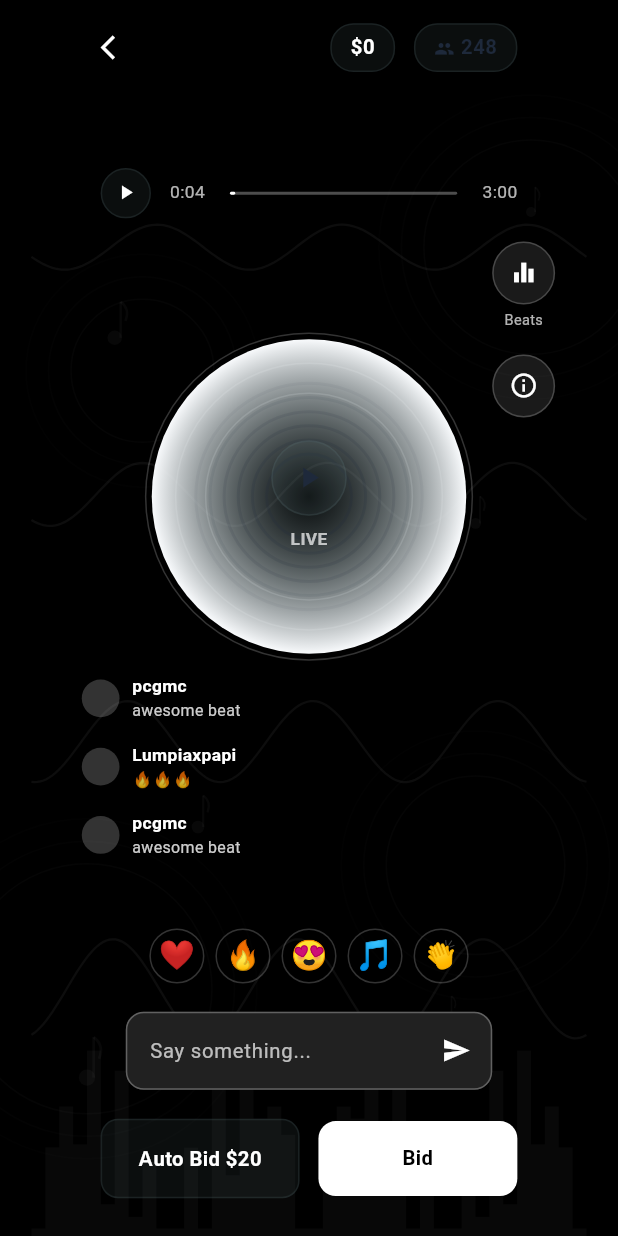
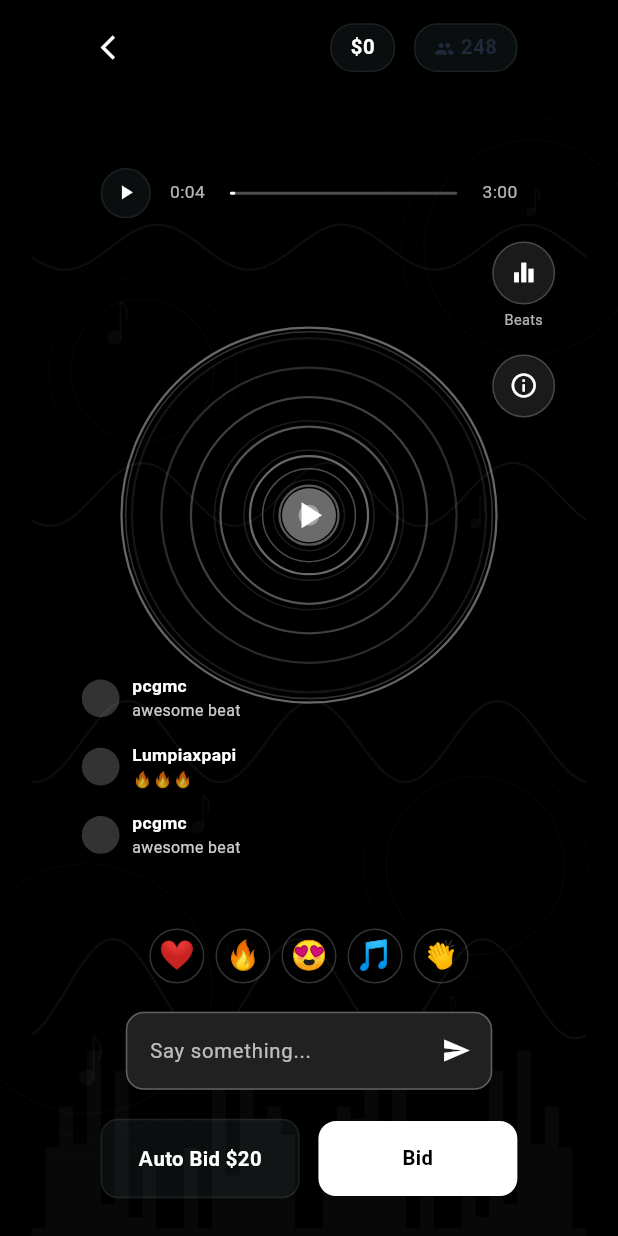
Before and after one commit to koushikpr/Flutter-UI-Development-For-Cross-Platform, a Flutter app: the DetailedAuctionScreen screen opened directly with empty values, scrolled down 37 dp, after a tap on the "pause" icon, on a phone screen of 412 x 824 dp. Run offline on Flutter 3.47's test engine with Material 3 defaults, Android fonts, the phone set to English and light mode, and no system bars; drawn by our look-alikes of flutter_animate; our stand-ins replace flutter_screenutil, font_awesome_flutter, google_fonts; Roboto replaces fonts that are missing (Wix Madefor Display).

Commit message:
feat: implement circular ripple wave visualizer for auction screen
- Replace complex wavy patterns with clean circular ripples
- Add perfect expanding circular waves that fade as they grow
- Implement pulsing center orb with glow effects
- Add secondary ripples for depth and realism
- Create elegant dual borders around visualizer
- Simplify audio player to basic toggle functionality
- Remove complex frequency analysis for cleaner performance
- Maintain consistent white-on-black theme styling

```diff
--- a/lib/features/auction/detailed_auction_screen.dart
+++ b/lib/features/auction/detailed_auction_screen.dart
@@ -480,12 +480,18 @@ class _DetailedAuctionScreenState extends State<DetailedAuctionScreen>
       child: Stack(
         alignment: Alignment.center,
         children: [
-          // Music Visualizer Background
-          AnimatedBuilder(
+          // Music Visualizer Background - Full transparent background
+          Container(
+            width: 350.w,
+            height: 350.w,
+            decoration: BoxDecoration(
+              color: Colors.transparent, // Completely transparent
+            ),
+            child: AnimatedBuilder(
               animation: _waveController,
               builder: (context, child) {
                 return CustomPaint(
-                size: Size(280.w, 280.w),
+                  size: Size(350.w, 350.w),
                   painter: MusicVisualizerPainter(
                     animation: _waveController.value,
                     isPlaying: _isTrackPlaying,
@@ -493,66 +499,27 @@ class _DetailedAuctionScreenState extends State<DetailedAuctionScreen>
                 );
               },
             ),
-
-          // Main beat circle
-          Container(
-            width: 200.w,
-            height: 200.w,
+          ),
+
+          // Play/Pause button in center
+          GestureDetector(
+            onTap: _toggleMusicPlayer,
+            child: Container(
+              width: 60.w,
+              height: 60.w,
               decoration: BoxDecoration(
                 shape: BoxShape.circle,
-              gradient: RadialGradient(
-                colors: [
-                  AppTheme.glassColor,
-                  AppTheme.backgroundColor,
-                ],
-              ),
-            ),
-            child: Stack(
-              alignment: Alignment.center,
-              children: [
-                // Wave pattern
-                CustomPaint(
-                  size: Size(180.w, 180.w),
-                  painter: WavePainter(
-                    animation: _waveController,
-                    isPlaying: _isPlaying,
-                  ),
-                ),
-
-                // Play/pause controls
-                Column(
-                  mainAxisAlignment: MainAxisAlignment.center,
-                  children: [
-                    GestureDetector(
-                      onTap: _togglePlay,
-                      child: Container(
-                        width: 48.w,
-                        height: 48.w,
-                        decoration: BoxDecoration(
-                          shape: BoxShape.circle,
-                          color: AppTheme.glassColor,
-                          border: Border.all(color: AppTheme.glassBorder),
+                color: Colors.black.withOpacity(0.3),
+                border: Border.all(
+                  color: Colors.white.withOpacity(0.3),
+                  width: 1,
+                ),
               ),
               child: Icon(
-                          _isPlaying ? Icons.pause : Icons.play_arrow,
-                          color: AppTheme.textPrimary,
-                          size: 24.sp,
-                        ),
-                      ),
-                    ),
-                    SizedBox(height: 8.h),
-                    Text(
-                      'LIVE',
-                      style: GoogleFonts.getFont(
-                        'Wix Madefor Display',
-                        fontSize: 12.sp,
-                        fontWeight: FontWeight.w600,
-                        color: Colors.white.withOpacity(0.7),
-                      ),
-                    ),
-                  ],
-                ),
-              ],
+                _isTrackPlaying ? Icons.pause : Icons.play_arrow,
+                color: Colors.white,
+                size: 30.sp,
+              ),
             ),
           ),
         ],
@@ -2166,82 +2133,141 @@ class MusicVisualizerPainter extends CustomPainter {
   @override
   void paint(Canvas canvas, Size size) {
     final center = Offset(size.width / 2, size.height / 2);
-    final radius = size.width / 2;
+    final radius = min(size.width, size.height) / 2;
 
     if (isPlaying) {
-      // Draw professional frequency bars
-      for (int i = 0; i < 64; i++) {
-        final angle = (i / 64) * 2 * pi;
-
-        // Create different frequency patterns
-        final freq1 = sin(animation * 4 * pi + i * 0.3) * 0.5 + 0.5;
-        final freq2 = sin(animation * 6 * pi + i * 0.2) * 0.3 + 0.3;
-        final freq3 = sin(animation * 8 * pi + i * 0.1) * 0.2 + 0.2;
-
-        final barHeight = 15 + (freq1 * 25) + (freq2 * 15) + (freq3 * 10);
-
-        // Different colors for different frequency ranges
-        Color barColor;
-        if (i % 4 == 0) {
-          barColor = Colors.white.withOpacity(0.8); // Bass
-        } else if (i % 3 == 0) {
-          barColor = Colors.white.withOpacity(0.6); // Mid
+      _drawRippleWaves(canvas, center, radius);
     } else {
-          barColor = Colors.white.withOpacity(0.4); // High
-        }
-
-        final paint = Paint()
-          ..color = barColor
-          ..strokeWidth = 3
-          ..strokeCap = StrokeCap.round
+      _drawStaticRipples(canvas, center, radius);
+    }
+
+    // Draw elegant border
+    _drawElegantBorder(canvas, center, radius);
+  }
+
+  void _drawElegantBorder(Canvas canvas, Offset center, double radius) {
+    // Outer border with subtle glow
+    final outerBorderPaint = Paint()
+      ..color = Colors.white.withOpacity(0.4)
+      ..strokeWidth = 1.5
       ..style = PaintingStyle.stroke;
-
-        final startRadius = radius - 50;
-        final endRadius = startRadius - barHeight;
-
-        final start = Offset(
-          center.dx + cos(angle) * startRadius,
-          center.dy + sin(angle) * startRadius,
-        );
-
-        final end = Offset(
-          center.dx + cos(angle) * endRadius,
-          center.dy + sin(angle) * endRadius,
-        );
-
-        canvas.drawLine(start, end, paint);
-      }
-
-      // Draw multiple pulsing rings
-      for (int ring = 0; ring < 3; ring++) {
-        final ringPaint = Paint()
-          ..color = Colors.white.withOpacity(0.1 + ring * 0.05)
-          ..strokeWidth = 1
-          ..style = PaintingStyle.stroke;
-
-        final pulseRadius = radius - 30 - (ring * 15) + (sin(animation * 3 * pi + ring) * 8);
-        canvas.drawCircle(center, pulseRadius, ringPaint);
-      }
-
-      // Draw center glow
-      final glowPaint = Paint()
-        ..color = Colors.white.withOpacity(0.1)
-        ..style = PaintingStyle.fill;
-
-      final glowRadius = 40 + (sin(animation * 2 * pi) * 5);
-      canvas.drawCircle(center, glowRadius, glowPaint);
-
-    } else {
-      // Draw static professional circles when paused
-      final staticPaint = Paint()
+    canvas.drawCircle(center, radius * 0.9, outerBorderPaint);
+
+    // Inner border
+    final innerBorderPaint = Paint()
       ..color = Colors.white.withOpacity(0.2)
       ..strokeWidth = 1
       ..style = PaintingStyle.stroke;
-
-      for (int i = 0; i < 3; i++) {
-        canvas.drawCircle(center, radius - 30 - (i * 20), staticPaint);
-      }
-    }
+    canvas.drawCircle(center, radius * 0.88, innerBorderPaint);
+  }
+
+  void _drawRippleWaves(Canvas canvas, Offset center, double radius) {
+    // Create perfect circular ripples expanding from center
+    final waveCount = 8;
+    final maxRadius = radius * 0.85;
+
+    for (int wave = 0; wave < waveCount; wave++) {
+      // Calculate ripple radius with animation
+      final baseRadius = (wave / waveCount) * maxRadius;
+      final animationOffset = (animation * 2 + wave * 0.3) % 1.0;
+      final rippleRadius = baseRadius + (animationOffset * 30);
+
+      // Skip if ripple is too large
+      if (rippleRadius > maxRadius) continue;
+
+      // Calculate opacity - fade as ripples expand
+      final waveOpacity = (1.0 - (rippleRadius / maxRadius)) * 0.7;
+
+      // Draw main circular ripple
+      final ripplePaint = Paint()
+        ..color = Colors.white.withOpacity(waveOpacity)
+        ..strokeWidth = 2
+        ..style = PaintingStyle.stroke
+        ..strokeCap = StrokeCap.round;
+
+      canvas.drawCircle(center, rippleRadius, ripplePaint);
+
+      // Add glow effect for inner ripples
+      if (rippleRadius < maxRadius * 0.5) {
+        final glowPaint = Paint()
+          ..color = Colors.white.withOpacity(waveOpacity * 0.4)
+          ..strokeWidth = 4
+          ..style = PaintingStyle.stroke
+          ..maskFilter = MaskFilter.blur(BlurStyle.normal, 3);
+        canvas.drawCircle(center, rippleRadius, glowPaint);
+      }
+
+      // Add secondary ripple for more depth
+      final secondaryRadius = rippleRadius + 8;
+      if (secondaryRadius <= maxRadius) {
+        final secondaryPaint = Paint()
+          ..color = Colors.white.withOpacity(waveOpacity * 0.5)
+          ..strokeWidth = 1
+          ..style = PaintingStyle.stroke;
+        canvas.drawCircle(center, secondaryRadius, secondaryPaint);
+      }
+    }
+
+    // Center pulsing orb
+    final pulseRadius = 20 + sin(animation * 4 * pi) * 6;
+
+    // Outer glow
+    final centerGlowPaint = Paint()
+      ..color = Colors.white.withOpacity(0.3)
+      ..style = PaintingStyle.fill
+      ..maskFilter = MaskFilter.blur(BlurStyle.normal, 8);
+    canvas.drawCircle(center, pulseRadius * 1.8, centerGlowPaint);
+
+    // Main center orb
+    final centerPaint = Paint()
+      ..color = Colors.white.withOpacity(0.8)
+      ..style = PaintingStyle.fill;
+    canvas.drawCircle(center, pulseRadius, centerPaint);
+
+    // Inner highlight
+    final highlightPaint = Paint()
+      ..color = Colors.white.withOpacity(0.9)
+      ..style = PaintingStyle.fill;
+    canvas.drawCircle(center, pulseRadius * 0.4, highlightPaint);
+  }
+
+  void _drawStaticRipples(Canvas canvas, Offset center, double radius) {
+    // Static version with perfect concentric circles
+    final rippleCount = 6;
+    final maxRadius = radius * 0.85;
+
+    for (int i = 0; i < rippleCount; i++) {
+      final rippleRadius = ((i + 1) / rippleCount) * maxRadius;
+      final opacity = (1.0 - (i / rippleCount)) * 0.5;
+
+      // Draw perfect circular ripples
+      final ripplePaint = Paint()
+        ..color = Colors.white.withOpacity(opacity)
+        ..strokeWidth = 1.5
+        ..style = PaintingStyle.stroke;
+
+      canvas.drawCircle(center, rippleRadius, ripplePaint);
+
+      // Add subtle secondary circle for depth
+      if (i < 3) {
+        final secondaryPaint = Paint()
+          ..color = Colors.white.withOpacity(opacity * 0.3)
+          ..strokeWidth = 1
+          ..style = PaintingStyle.stroke;
+        canvas.drawCircle(center, rippleRadius + 4, secondaryPaint);
+      }
+    }
+
+    // Static center orb
+    final centerPaint = Paint()
+      ..color = Colors.white.withOpacity(0.6)
+      ..style = PaintingStyle.fill;
+    canvas.drawCircle(center, 18, centerPaint);
+
+    final centerHighlightPaint = Paint()
+      ..color = Colors.white.withOpacity(0.8)
+      ..style = PaintingStyle.fill;
+    canvas.drawCircle(center, 7, centerHighlightPaint);
   }
 
   @override
```
Lines whose indentation alone changed are shown as unchanged.
